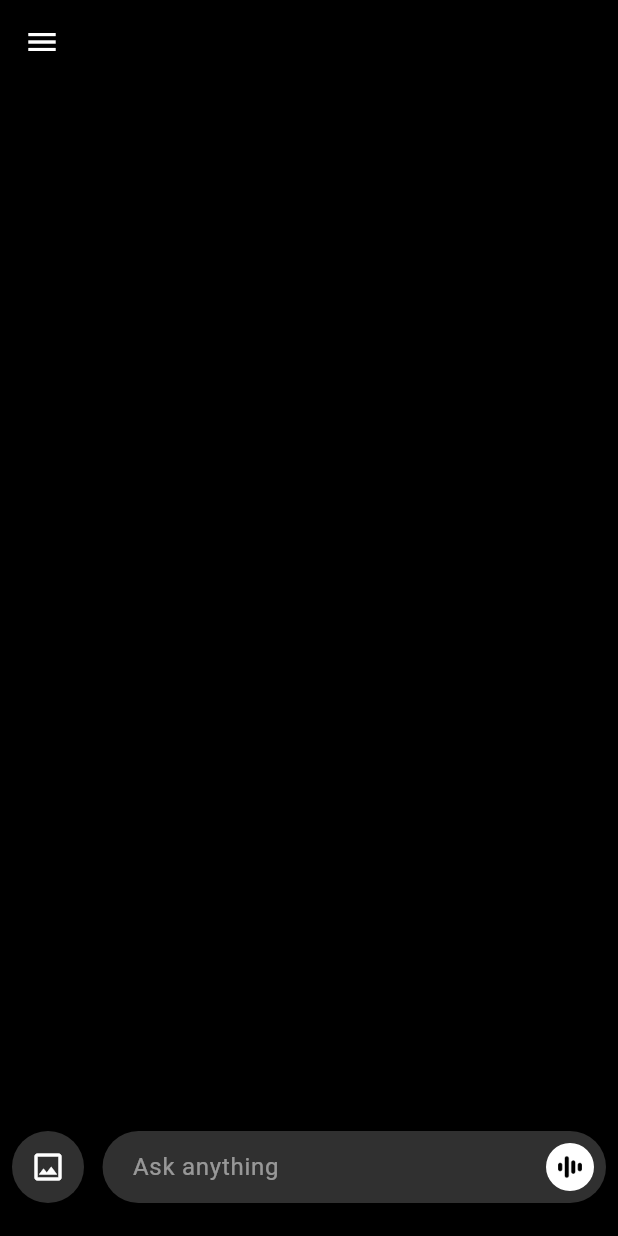
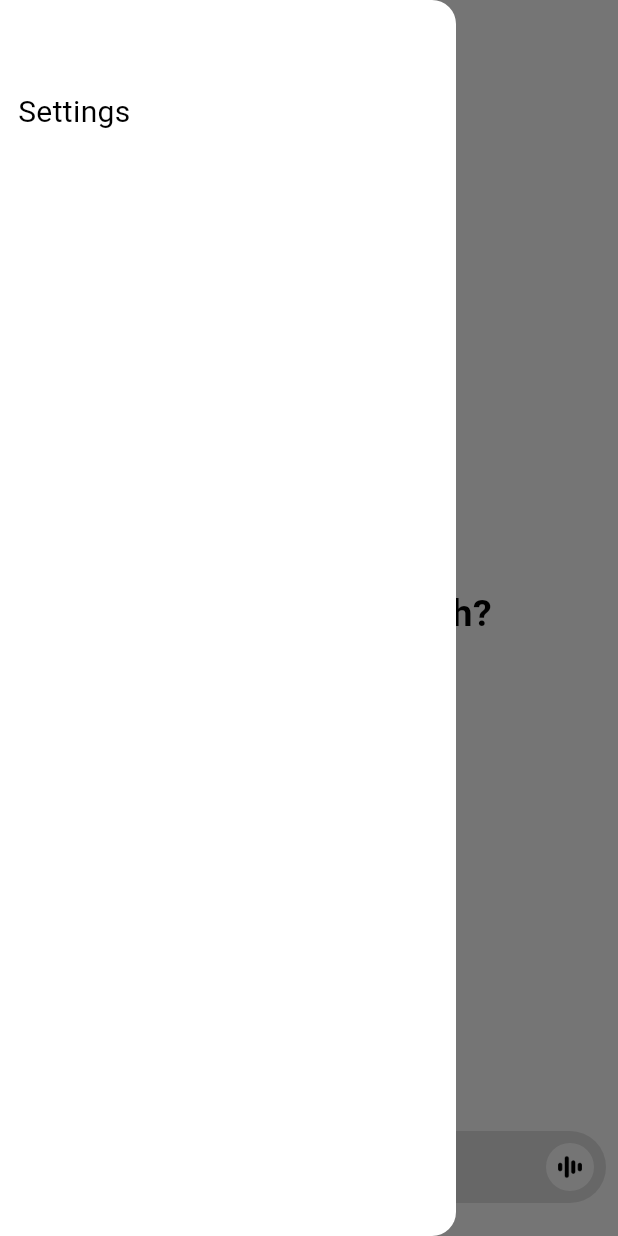
Before and after one commit to tushar11kh/chatgpt_clone_flutter, a Flutter app: the screen it shows after launch, with the side drawer open (before the commit the screen has no drawer), on a phone screen of 412 x 824 dp. Run offline on Flutter 3.47's test engine with Material 3 defaults, Android fonts, the phone set to English and light mode, and no system bars.

Commit message:
added drawer to setting

```diff
--- a/lib/main.dart
+++ b/lib/main.dart
@@ -14,7 +14,7 @@ class MyApp extends StatelessWidget {
     return MaterialApp(
       title: 'ChatGPT Clone',
       debugShowCheckedModeBanner: false,
-      themeMode: ThemeMode.dark, // Auto switch light/dark
+      themeMode: ThemeMode.light, // Auto switch light/dark
       theme: ThemeData.light(),
       darkTheme: ThemeData.dark(),
       home: const SplashScreen(),
--- a/lib/screens/home_screen.dart
+++ b/lib/screens/home_screen.dart
@@ -24,21 +24,34 @@ class _HomeScreenState extends State<HomeScreen> {
   Widget build(BuildContext context) {
     final brightness = Theme.of(context).brightness;
     final bgColor = brightness == Brightness.dark ? Colors.black : Colors.white;
-    final textColor =
-        brightness == Brightness.dark ? Colors.white : Colors.black;
-    final chatBgColor =
-        brightness == Brightness.dark ? Colors.grey[900] : Colors.grey[200];
+    final textColor = brightness == Brightness.dark
+        ? Colors.white
+        : Colors.black;
+    final chatBgColor = brightness == Brightness.dark
+        ? Colors.grey[900]
+        : Colors.grey[200];
 
     return Scaffold(
       backgroundColor: bgColor,
       appBar: AppBar(
         backgroundColor: bgColor,
         elevation: 0,
-        leading: IconButton(
+        leading: Builder(
+          builder: (context) => IconButton(
             icon: Icon(Icons.menu, color: textColor),
             onPressed: () {
-            // Handle settings
+              Scaffold.of(context).openDrawer(); // Handle settings
             },
+          ),
+        ),
+      ),
+      drawer: Drawer(
+        backgroundColor: bgColor,
+        child: ListView(
+          padding: EdgeInsets.fromLTRB(12, 60, 12, 22),
+          children: [
+            Text('Settings', style: TextStyle(color: textColor, fontSize: 20)),
+          ],
         ),
       ),
       body: Padding(
@@ -47,7 +60,18 @@ class _HomeScreenState extends State<HomeScreen> {
           children: [
             // Chat messages
             Expanded(
-              child: ListView.builder(
+              child: _messages.isEmpty
+                  ? Center(
+                      child: Text(
+                        "What can I help with?",
+                        style: TextStyle(
+                          fontSize: 25,
+                          fontWeight: FontWeight.bold,
+                          color: textColor,
+                        ),
+                      ),
+                    )
+                  : ListView.builder(
                       reverse: true,
                       padding: const EdgeInsets.all(12),
                       itemCount: _messages.length,
@@ -64,13 +88,13 @@ class _HomeScreenState extends State<HomeScreen> {
                             ),
                             margin: const EdgeInsets.symmetric(vertical: 4),
                             decoration: BoxDecoration(
-                        color: msg.isUser ? Colors.blueAccent : chatBgColor,
+                              color: chatBgColor,
                               borderRadius: BorderRadius.circular(12),
                             ),
                             child: Text(
                               msg.text,
                               style: TextStyle(
-                          color: msg.isUser ? Colors.white : textColor,
+                                color: textColor,
                               ),
                             ),
                           ),
@@ -112,15 +136,15 @@ class _HomeScreenState extends State<HomeScreen> {
                       fillColor: brightness == Brightness.dark
                           ? Colors.grey[850]
                           : Colors.grey[300],
-      contentPadding: const EdgeInsets.symmetric(horizontal: 16),
+                      contentPadding: const EdgeInsets.symmetric(
+                        horizontal: 16,
+                      ),
 
                       // 👇 Place the switcher here
                       suffixIcon: AnimatedSwitcher(
                         duration: const Duration(milliseconds: 300),
-  transitionBuilder: (child, anim) => ScaleTransition(
-    scale: anim,
-    child: child,
-  ),
+                        transitionBuilder: (child, anim) =>
+                            ScaleTransition(scale: anim, child: child),
                         child: _controller.text.isEmpty
                             ? IconButton(
                                 key: const ValueKey('wave'),
@@ -132,12 +156,33 @@ class _HomeScreenState extends State<HomeScreen> {
                                     fit: BoxFit.cover,
                                   ),
                                 ),
-          onPressed: () {},
+                                onPressed: () {
+                                  showDialog(
+                                    context: context,
+                                    builder: (context) => AlertDialog(
+                                      title: const Text("Voice Chats"),
+                                      content: const Text(
+                                        "Voice chats are unavailable right now.",
+                                      ),
+                                      actions: [
+                                        TextButton(
+                                          onPressed: () =>
+                                              Navigator.of(context).pop(),
+                                          child: Text(
+                                            "OK",
+                                            style: TextStyle(color: textColor),
+                                          ),
+                                        ),
+                                      ],
+                                    ),
+                                  );
+                                },
                               )
                             : IconButton(
                                 key: const ValueKey('arrow'),
                                 icon: CircleAvatar(
-    backgroundColor: Colors.white, // white circular background
+                                  backgroundColor:
+                                      Colors.white, // white circular background
                                   radius: 16, // matches ~32px total size
                                   child: Transform.rotate(
                                     angle: -1.57, // rotate 90° upwards
@@ -150,15 +195,12 @@ class _HomeScreenState extends State<HomeScreen> {
                                 ),
                                 onPressed: () => _sendMessage(_controller.text),
                               ),
-
                       ),
-
                     ),
                     onChanged: (_) => setState(() {}),
                     onSubmitted: _sendMessage,
                   ),
                 ),
-
               ],
             ),
           ],
```
Lines whose indentation alone changed are shown as unchanged.
